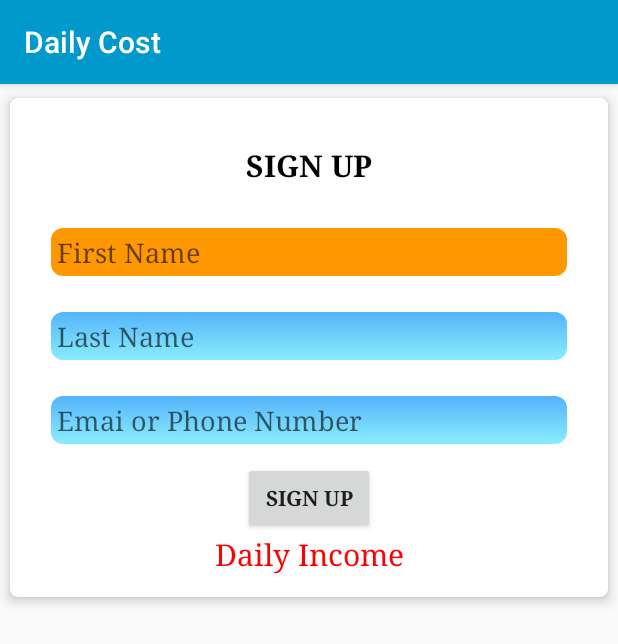
After one commit to Nandathilaka/daily_cost, an Android app: the UserRegistration screen opened directly, with no data from a screen before it, on a phone screen of 412 x 824 dp. The commit adds this screen. Shown: the top 644 px of the screen. Run offline under Robolectric (Android 15) with nearby library versions, the phone set to English and light mode, and no system bars.

```diff
--- a/app/src/main/AndroidManifest.xml
+++ b/app/src/main/AndroidManifest.xml
@@ -9,6 +9,7 @@
         android:roundIcon="@mipmap/ic_launcher_round"
         android:supportsRtl="true"
         android:theme="@style/AppTheme">
+        <activity android:name=".UserRegistration"></activity>
         <activity android:name=".AppLoading">
             <intent-filter>
                 <action android:name="android.intent.action.MAIN" />
@@ -19,8 +20,7 @@
         <activity
             android:name=".MainActivity"
             android:label="@string/app_name"
-            android:theme="@style/AppTheme.NoActionBar">
-        </activity>
+            android:theme="@style/AppTheme.NoActionBar"></activity>
     </application>
 
 </manifest>
--- /dev/null
+++ b/app/src/main/java/com/nandeproduction/dailycost/UserRegistration.java
@@ -0,0 +1,66 @@
+package com.nandeproduction.dailycost;
+
+import androidx.appcompat.app.AppCompatActivity;
+
+import android.content.Intent;
+import android.os.Bundle;
+import android.view.View;
+import android.widget.Button;
+import android.widget.EditText;
+import android.widget.TextView;
+
+import com.nandeproduction.dailycost.db.DBHelper;
+
+public class UserRegistration extends AppCompatActivity {
+
+    TextView txtError;
+    EditText txtFirstName, txtLastName, txtEmail;
+    Button btnSignUp;
+    DBHelper DB;
+
+    @Override
+    protected void onCreate(Bundle savedInstanceState) {
+        super.onCreate(savedInstanceState);
+        setContentView(R.layout.activity_user_registration);
+        txtFirstName = findViewById(R.id.txtFirstName);
+        txtLastName = findViewById(R.id.txtLastName);
+        txtEmail = findViewById(R.id.txtEmail);
+        btnSignUp = findViewById(R.id.btnSignUp);
+        txtError = findViewById(R.id.txtError);
+        DB = new DBHelper(getApplicationContext());
+        btnSignUp.setOnClickListener(new View.OnClickListener() {
+            @Override
+            public void onClick(View v) {
+                final String fname = txtFirstName.getText().toString();
+                final String lname = txtLastName.getText().toString();
+                final String email = txtEmail.getText().toString();
+                boolean validation = true;
+                if(fname.length()==0){
+                    txtError.setText("Please Enter First Name");
+                    validation = false;
+                }else if(lname.length()==0){
+                    txtError.setText("Please Enter Last Name");
+                    validation = false;
+                }else if(email.length()==0){
+                    txtError.setText("Please Enter Email or Phone Number");
+                    validation = false;
+                }
+                if(validation){
+                    try {
+                    Boolean user = DB.insertUser(fname,lname,email,"Bulutota","Sri Lanka");
+                    if(user){
+                        Intent mainIntent = new Intent(UserRegistration.this, MainActivity.class);
+                        startActivity(mainIntent);
+                    }else{
+                        txtError.setText("User Registration Faild.! Try Again");
+                        validation = false;
+                    }
+                    } catch (Exception e) {
+                        e.printStackTrace();
+                    }
+                }
+            }
+        });
+
+    }
+}
--- /dev/null
+++ b/app/src/main/res/layout/activity_user_registration.xml
@@ -0,0 +1,97 @@
+<?xml version="1.0" encoding="utf-8"?>
+<RelativeLayout xmlns:android="http://schemas.android.com/apk/res/android"
+    xmlns:app="http://schemas.android.com/apk/res-auto"
+    xmlns:tools="http://schemas.android.com/tools"
+    android:layout_width="match_parent"
+    android:layout_height="match_parent"
+    tools:context=".UserRegistration">
+
+    <androidx.cardview.widget.CardView
+        android:layout_width="match_parent"
+        android:layout_height="wrap_content"
+        app:cardBackgroundColor="#fff"
+        app:cardCornerRadius="5dp"
+        app:cardElevation="5dp"
+        app:cardUseCompatPadding="true">
+
+        <LinearLayout
+            android:layout_width="match_parent"
+            android:layout_height="wrap_content"
+            android:orientation="vertical"
+            android:padding="5dp">
+
+            <LinearLayout
+                android:layout_width="match_parent"
+                android:layout_height="wrap_content"
+                android:orientation="vertical"
+                android:layout_margin="10dp"
+                android:layout_centerVertical="true"
+                android:layout_centerHorizontal="true">
+
+                <TextView
+                    android:layout_gravity="center"
+                    android:layout_margin="16dp"
+                    android:textSize="20sp"
+                    android:textStyle="bold"
+                    android:textColor="#000"
+                    android:fontFamily="serif"
+                    android:layout_width="wrap_content"
+                    android:layout_height="wrap_content"
+                    android:text="SIGN UP"/>
+
+                <EditText
+                    android:layout_margin="8dp"
+                    android:id="@+id/txtFirstName"
+                    android:padding="8dp"
+                    android:fontFamily="serif"
+                    android:background="@drawable/text_background"
+                    android:textColor="#fff"
+                    android:hint="First Name"
+                    android:layout_width="match_parent"
+                    android:layout_height="wrap_content" />
+
+                <EditText
+                    android:padding="8dp"
+                    android:layout_margin="8dp"
+                    android:id="@+id/txtLastName"
+                    android:fontFamily="serif"
+                    android:background="@drawable/text_background"
+                    android:textColor="#fff"
+                    android:layout_width="match_parent"
+                    android:hint="Last Name"
+                    android:layout_height="wrap_content" />
+                <EditText
+                    android:layout_margin="8dp"
+                    android:id="@+id/txtEmail"
+                    android:padding="8dp"
+                    android:textColor="#fff"
+                    android:hint="Emai or Phone Number"
+                    android:fontFamily="serif"
+                    android:background="@drawable/text_background"
+                    android:layout_width="match_parent"
+                    android:layout_height="wrap_content" />
+                <Button
+                    android:id="@+id/btnSignUp"
+                    android:layout_gravity="center"
+                    android:fontFamily="serif"
+                    android:layout_width="wrap_content"
+                    android:layout_height="wrap_content"
+                    android:textStyle="bold"
+                    android:text="SIGN UP"/>
+
+                <TextView
+                    android:id="@+id/txtError"
+                    android:layout_width="match_parent"
+                    android:layout_height="wrap_content"
+                    android:textColor="#FF0000"
+                    android:textSize="20sp"
+                    android:fontFamily="serif"
+                    android:text="Daily Income"
+                    android:gravity="center"/>
+
+
+            </LinearLayout>
+        </LinearLayout>
+    </androidx.cardview.widget.CardView>
+
+</RelativeLayout>
--- a/app/src/main/res/layout/fragment_loan.xml
+++ b/app/src/main/res/layout/fragment_loan.xml
@@ -101,7 +101,7 @@
                         <EditText
                             android:padding="8dp"
                             android:layout_margin="8dp"
-                            android:id="@+id/txtLoanAount"
+                            android:id="@+id/txtLoanAmount"
                             android:fontFamily="serif"
                             android:background="@drawable/text_background"
                             android:textColor="#fff"
@@ -146,7 +146,7 @@
                             android:background="@drawable/text_background"
                             android:textColor="#fff"
                             android:layout_width="match_parent"
-                            android:hint="Year/Month"
+                            android:hint="Number of Period(Months)"
                             android:layout_height="wrap_content" />
                         <Button
                             android:id="@+id/btnSave"
```
Also changed, not shown: app/src/main/java/com/nandeproduction/dailycost/AppLoading.java (+12 -5 lines), app/src/main/java/com/nandeproduction/dailycost/db/DBHelper.java (+62 -19 lines), app/src/main/java/com/nandeproduction/dailycost/ui/cost/CostFragment.java (+47 -5 lines), app/src/main/java/com/nandeproduction/dailycost/ui/income/IncomeFragment.java (+48 -5 lines), app/src/main/java/com/nandeproduction/dailycost/ui/loan/LoanFragment.java (+47 -5 lines).
